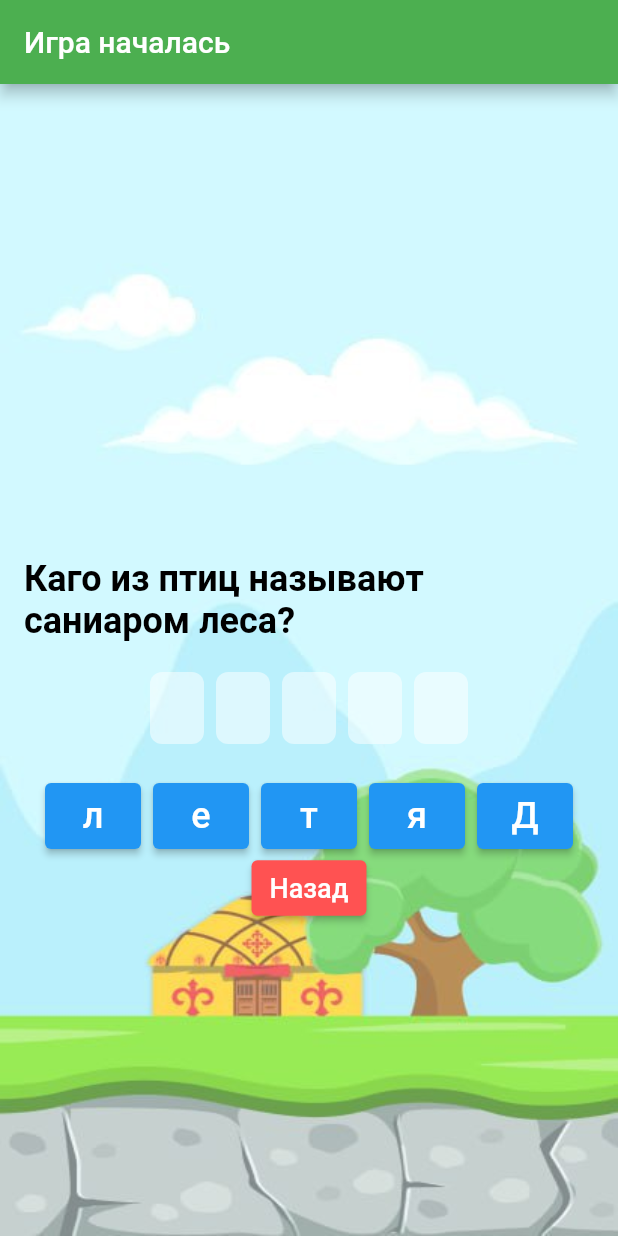
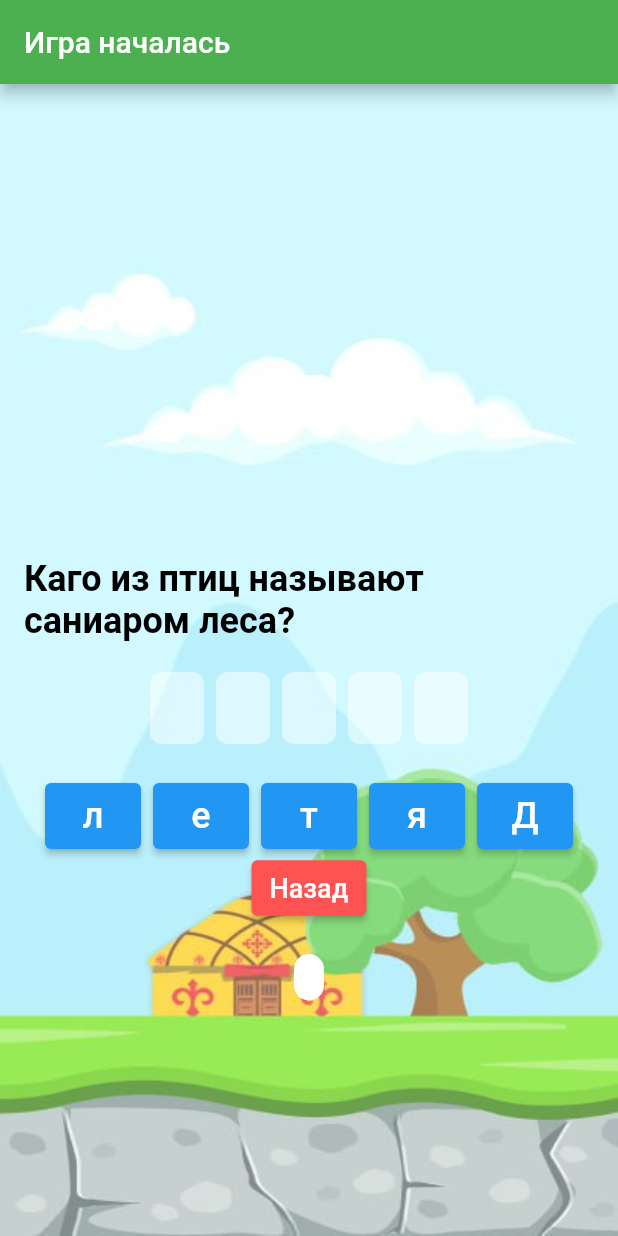
Before and after one commit to ulugbek187/my_all_projects, a Flutter app: the screen it shows after launch, on a phone screen of 412 x 824 dp. Run offline on Flutter 3.47's test engine with Material 3 defaults, Android fonts, the phone set to English and light mode, and no system bars; our stand-ins replace flutter_screenutil, get.

Commit message:
finish comitadfaтb

```diff
--- a/lib/screens/global_screen/global_screen.dart
+++ b/lib/screens/global_screen/global_screen.dart
@@ -85,7 +85,7 @@ class GlobalScreen extends StatelessWidget {
                                           controller.addQuiz(letter),
                                       style: ElevatedButton.styleFrom(
                                         backgroundColor: Colors.blue,
-                                        padding: EdgeInsets.symmetric(
+                                        padding: const EdgeInsets.symmetric(
                                           horizontal: 12,
                                           vertical: 8,
                                         ),
@@ -114,11 +114,18 @@ class GlobalScreen extends StatelessWidget {
                           const SizedBox(
                             height: 20,
                           ),
-                          Text(
-                            controller.errorMessage.value,
-                            style: const TextStyle(
-                              color: Colors.red,
-                              fontSize: 18,
+                          Container(
+                            padding: const EdgeInsets.symmetric(horizontal: 10,vertical: 5),
+                            decoration: BoxDecoration(
+                              color: Colors.white,
+                              borderRadius: BorderRadius.circular(20),
+                            ),
+                            child: Text(
+                              controller.errorMessage.value,
+                              style: const TextStyle(
+                                color: Colors.red,
+                                fontSize: 18,
+                              ),
                             ),
                           ),
                         ],
```
